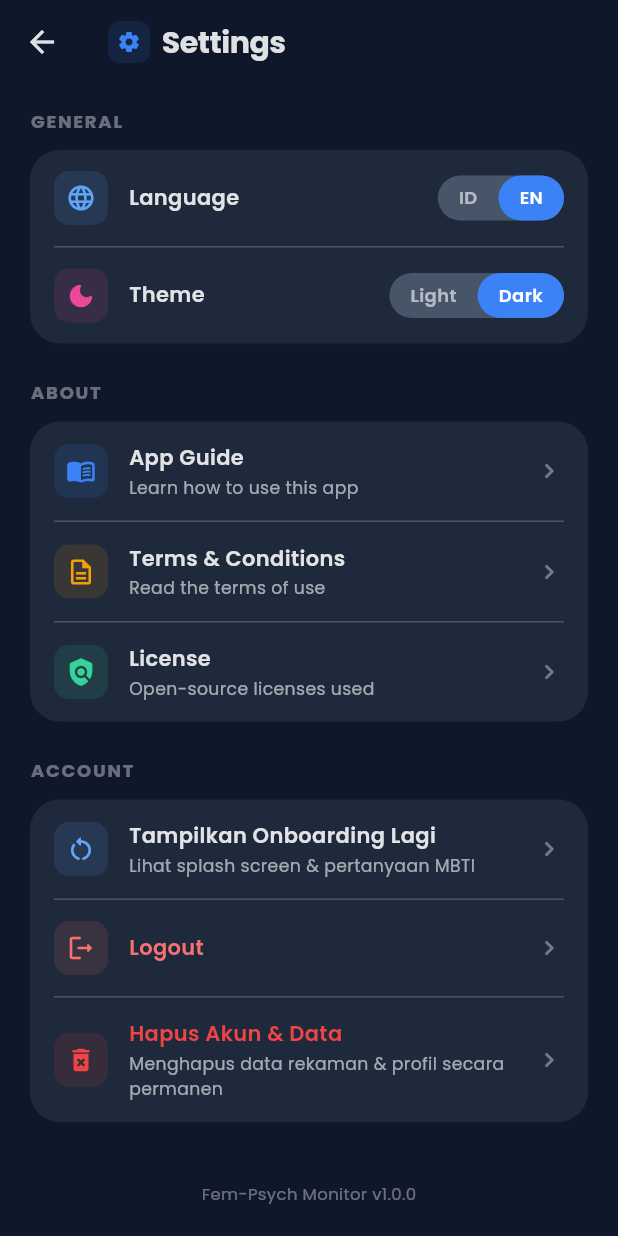
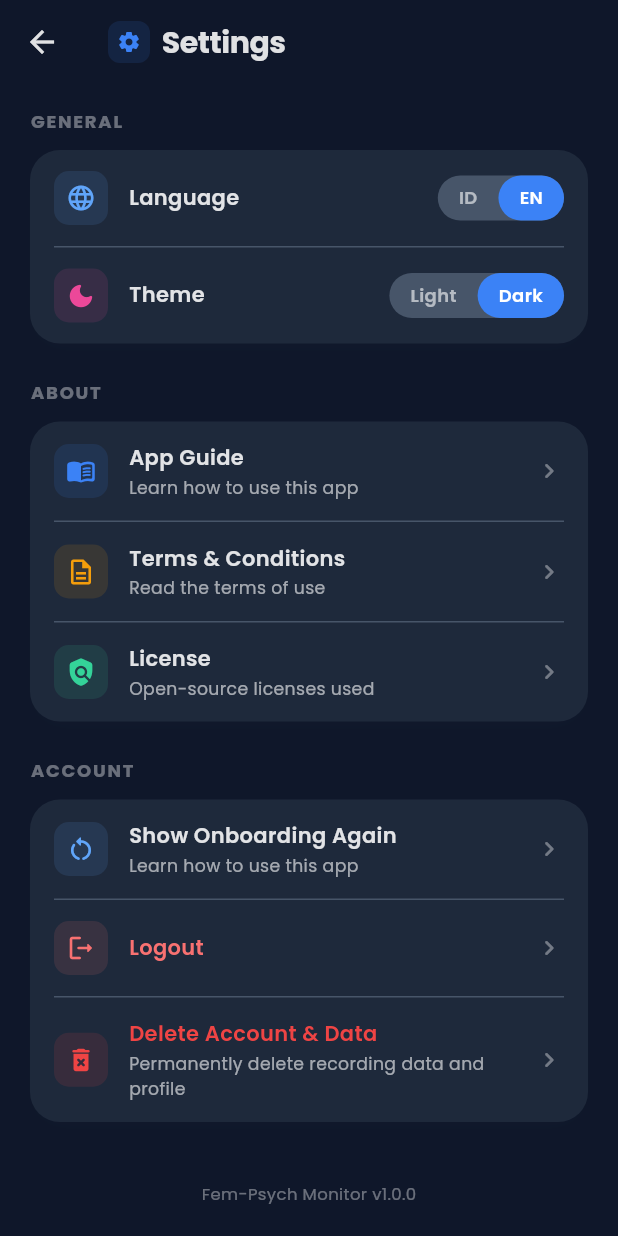
Before and after one commit to syahrul-kustiawan-alzayyan/fem_psychmonitor, a Flutter app: the SettingsScreen screen opened directly, after a tap on "EN", after a tap on "Dark", on a phone screen of 412 x 824 dp. Run offline on Flutter 3.47's test engine with Material 3 defaults, Android fonts, the phone set to English and light mode, and no system bars; our stand-ins replace fl_chart, google_fonts, image_picker, shared_preferences, sqflite_common_ffi; missing offline and left inert: flutter_litert, flutter_litert_flex, record; accounts and stored records are empty.

```diff
--- a/lib/l10n/app_localizations.dart
+++ b/lib/l10n/app_localizations.dart
@@ -363,6 +363,72 @@ class AppLocalizations {
           'Coba teknik grounding: sebutkan 5 hal yang kamu lihat, 4 yang bisa disentuh.',
       'overall_attn_5':
           'Jangan ragu menghubungi layanan kesehatan jiwa jika merasa kewalahan.',
+
+      // ── Auth Validation ──
+      'email_not_registered': 'Email tidak terdaftar atau password salah',
+      'email_already_registered': 'Email sudah terdaftar. Silakan login.',
+      'email_required': 'Email wajib diisi',
+      'email_invalid': 'Format email tidak valid',
+      'password_required': 'Password wajib diisi',
+      'password_min_length': 'Minimal 6 karakter',
+      'name_required': 'Nama wajib diisi',
+      'confirm_password': 'Konfirmasi password',
+      'password_mismatch': 'Password tidak cocok',
+
+      // ── Settings ──
+      'show_onboarding_again': 'Tampilkan Onboarding Lagi',
+      'delete_account_data': 'Hapus Akun & Data',
+      'delete_account_desc': 'Menghapus data rekaman & profil secara permanen',
+      'yes_show': 'Ya, Tampilkan',
+      'yes_delete': 'Ya, Hapus',
+      'show_onboarding_title': 'Tampilkan Onboarding Lagi?',
+      'show_onboarding_message': 'Aplikasi akan menampilkan splash screen dan pertanyaan MBTI kembali. Data Anda tidak akan dihapus.',
+      'delete_account_title': 'Hapus Akun & Data?',
+      'delete_account_message': 'Semua data rekaman dan profil Anda akan dihapus secara permanen. Tindakan ini tidak dapat dibatalkan.',
+
+      // ── Profile ──
+      'select_profile_photo': 'Pilih Foto Profil',
+      'camera': 'Kamera',
+      'gallery': 'Galeri',
+      'delete_photo': 'Hapus Foto',
+      'profile_photo_updated': 'Foto profil berhasil diperbarui',
+      'failed_select_photo': 'Gagal memilih foto',
+      'username_required': 'Username wajib diisi',
+
+      // ── Onboarding ──
+      'user': 'Pengguna',
+      'start_now': 'Mulai Sekarang',
+      'yes_i_know': 'Ya, Saya Sudah Tahu',
+      'no_i_want_test': 'Belum, Saya Ingin Tes',
+      'confirm_continue': 'Konfirmasi & Lanjut',
+      'understanding_differences': 'Memahami Perbedaan',
+      'mental_health_questionnaire': 'Kuesioner Kesehatan Mental',
+      'important_note': 'Catatan Penting',
+      'continue_to_question': 'Lanjut ke Pertanyaan',
+      'next': 'Next',
+      'mental_health': 'Kesehatan Mental',
+      'mbti_result': 'Ini kepribadianmu:',
+      'dimension_energy': 'Energi',
+      'dimension_information': 'Informasi',
+      'dimension_decisions': 'Keputusan',
+      'dimension_lifestyle': 'Gaya Hidup',
+
+      // ── Home ──
+      'not_assessed': 'Belum Dinilai',
+      'fill_questionnaire_to_see_score': 'Isi kuesioner kesehatan mental untuk melihat skor Anda',
+      'mental_health_score': 'Skor Kesehatan Mental',
+      'emotion_impact_on_score': 'Dampak Emosi terhadap Skor',
+      'positive_emotions_increase': 'Emosi positif (Happy, Neutral) meningkatkan skor',
+      'negative_emotions_decrease': 'Emosi negatif (Sad, Fear, Angry, Disgust) menurunkannya',
+      'last_detection': 'Deteksi Terakhir',
+      'info': 'Info',
+
+      // ── Live Detection ──
+      'analyzing_voice': 'Menganalisis Suara Live...',
+      'ready_to_listen': 'Siap Mendengarkan',
+      'story_prompt_proud': 'Ceritakan hal yang membuatmu bangga akhir-akhir ini',
+      'story_prompt_supporter': 'Siapa yang selalu mendukungmu? Ceritakan tentang mereka',
+      'story_prompts_title': 'Ceritakan Keluh Kesahmu',
     },
 
     // ════════════════════════════════════════════
@@ -705,6 +771,72 @@ class AppLocalizations {
           'Try grounding techniques: name 5 things you can see, 4 you can touch.',
       'overall_attn_5':
           'Do not hesitate to contact mental health services if feeling overwhelmed.',
+
+      // ── Auth Validation ──
+      'email_not_registered': 'Email not registered or password incorrect',
+      'email_already_registered': 'Email already registered. Please login.',
+      'email_required': 'Email is required',
+      'email_invalid': 'Invalid email format',
+      'password_required': 'Password is required',
+      'password_min_length': 'Minimum 6 characters',
+      'name_required': 'Name is required',
+      'confirm_password': 'Confirm password',
+      'password_mismatch': 'Password does not match',
+
+      // ── Settings ──
+      'show_onboarding_again': 'Show Onboarding Again',
+      'delete_account_data': 'Delete Account & Data',
+      'delete_account_desc': 'Permanently delete recording data and profile',
+      'yes_show': 'Yes, Show',
+      'yes_delete': 'Yes, Delete',
+      'show_onboarding_title': 'Show Onboarding Again?',
+      'show_onboarding_message': 'The app will show the splash screen and MBTI questions again. Your data will not be deleted.',
+      'delete_account_title': 'Delete Account & Data?',
+      'delete_account_message': 'All your recording data and profile will be permanently deleted. This action cannot be undone.',
+
+      // ── Profile ──
+      'select_profile_photo': 'Select Profile Photo',
+      'camera': 'Camera',
+      'gallery': 'Gallery',
+      'delete_photo': 'Delete Photo',
+      'profile_photo_updated': 'Profile photo updated successfully',
+      'failed_select_photo': 'Failed to select photo',
+      'username_required': 'Username is required',
+
+      // ── Onboarding ──
+      'user': 'User',
+      'start_now': 'Start Now',
+      'yes_i_know': 'Yes, I Know',
+      'no_i_want_test': 'No, I Want to Test',
+      'confirm_continue': 'Confirm & Continue',
+      'understanding_differences': 'Understanding Differences',
+      'mental_health_questionnaire': 'Mental Health Questionnaire',
+      'important_note': 'Important Note',
+      'continue_to_question': 'Continue to Question',
+      'next': 'Next',
+      'mental_health': 'Mental Health',
+      'mbti_result': 'Your personality is:',
+      'dimension_energy': 'Energy',
+      'dimension_information': 'Information',
+      'dimension_decisions': 'Decisions',
+      'dimension_lifestyle': 'Lifestyle',
+
+      // ── Home ──
+      'not_assessed': 'Not Assessed',
+      'fill_questionnaire_to_see_score': 'Fill mental health questionnaire to see your score',
+      'mental_health_score': 'Mental Health Score',
+      'emotion_impact_on_score': 'Emotion Impact on Score',
+      'positive_emotions_increase': 'Positive emotions (Happy, Neutral) increase score',
+      'negative_emotions_decrease': 'Negative emotions (Sad, Fear, Angry, Disgust) decrease it',
+      'last_detection': 'Last Detection',
+      'info': 'Info',
+
+      // ── Live Detection ──
+      'analyzing_voice': 'Analyzing Voice Live...',
+      'ready_to_listen': 'Ready to Listen',
+      'story_prompt_proud': 'Tell me about something that made you proud recently',
+      'story_prompt_supporter': 'Who always supports you? Tell me about them',
+      'story_prompts_title': 'Share Your Feelings',
     },
   };
 }
--- a/lib/screens/onboarding_screen.dart
+++ b/lib/screens/onboarding_screen.dart
@@ -218,7 +218,7 @@ class _OnboardingScreenState extends State<OnboardingScreen> {
     setState(() => _isSaving = true);
 
     final provider = context.read<AuthProvider>();
-    final userName = provider.username.isNotEmpty ? provider.username : 'Pengguna';
+    final userName = provider.username.isNotEmpty ? provider.username : AppLocalizations.tr('user');
 
     final user = AppUser(
       name: userName,
@@ -407,7 +407,7 @@ class _OnboardingScreenState extends State<OnboardingScreen> {
             ),
           ),
           const SizedBox(height: 48),
-          _buildNextButton('Mulai Sekarang'),
+          _buildNextButton(AppLocalizations.tr('start_now')),
           const SizedBox(height: 40),
         ],
       ),
@@ -485,7 +485,7 @@ class _OnboardingScreenState extends State<OnboardingScreen> {
               ),
               icon: const Icon(Icons.check_circle_rounded, size: 22),
               label: Text(
-                'Ya, Saya Sudah Tahu',
+                AppLocalizations.tr('yes_i_know'),
                 style: GoogleFonts.poppins(fontSize: 16, fontWeight: FontWeight.w700),
               ),
             ),
@@ -517,7 +517,7 @@ class _OnboardingScreenState extends State<OnboardingScreen> {
               ),
               icon: const Icon(Icons.arrow_forward_rounded, size: 20),
               label: Text(
-                'Belum, Saya Ingin Tes',
+                AppLocalizations.tr('no_i_want_test'),
                 style: GoogleFonts.poppins(fontSize: 16, fontWeight: FontWeight.w700),
               ),
             ),
@@ -616,7 +616,7 @@ class _OnboardingScreenState extends State<OnboardingScreen> {
             },
           ),
           const SizedBox(height: 36),
-          _buildNextButton('Konfirmasi & Lanjut'),
+          _buildNextButton(AppLocalizations.tr('confirm_continue')),
           const SizedBox(height: 40),
         ],
       ),
@@ -815,7 +815,7 @@ class _OnboardingScreenState extends State<OnboardingScreen> {
                 const Icon(Icons.info_outline_rounded, color: Colors.white, size: 48),
                 const SizedBox(height: 12),
                 Text(
-                  'Memahami Perbedaan',
+                  AppLocalizations.tr('understanding_differences'),
                   style: GoogleFonts.poppins(
                     fontSize: 22,
                     fontWeight: FontWeight.w800,
@@ -850,7 +850,7 @@ class _OnboardingScreenState extends State<OnboardingScreen> {
           _buildInfoCard(
             icon: Icons.favorite_rounded,
             iconColor: AppTheme.secondaryColor,
-            title: 'Kuesioner Kesehatan Mental',
+            title: AppLocalizations.tr('mental_health_questionnaire'),
             description: 'Dirancang untuk membantu Anda memahami kesejahteraan emosional sehari-hari.',
             points: [
               '🧠 ${_psyQuestions.length} pertanyaan refleksi diri',
@@ -877,7 +877,7 @@ class _OnboardingScreenState extends State<OnboardingScreen> {
                     crossAxisAlignment: CrossAxisAlignment.start,
                     children: [
                       Text(
-                        'Catatan Penting',
+                        AppLocalizations.tr('important_note'),
                         style: GoogleFonts.poppins(
                           fontSize: 14,
                           fontWeight: FontWeight.w700,
@@ -900,7 +900,7 @@ class _OnboardingScreenState extends State<OnboardingScreen> {
             ),
           ),
           const SizedBox(height: 28),
-          _buildNextButton('Lanjut ke Pertanyaan'),
+          _buildNextButton(AppLocalizations.tr('continue_to_question')),
           const SizedBox(height: 20),
         ],
       ),
@@ -1017,7 +1017,7 @@ class _OnboardingScreenState extends State<OnboardingScreen> {
                 const Icon(Icons.favorite_rounded, size: 14, color: Colors.pink),
                 const SizedBox(width: 6),
                 Text(
-                  'Kesehatan Mental · Pertanyaan $questionNum/${_psyQuestions.length}',
+                  '${AppLocalizations.tr("mental_health")} · Pertanyaan $questionNum/${_psyQuestions.length}',
                   style: GoogleFonts.poppins(
                     fontSize: 12,
                     fontWeight: FontWeight.w600,
@@ -1174,7 +1174,7 @@ class _OnboardingScreenState extends State<OnboardingScreen> {
                 ),
                 const SizedBox(height: 6),
                 Text(
-                  'Halo ${user.name == '' ? 'Pengguna' : user.name}, ini kepribadianmu:',
+                  'Halo ${user.name == '' ? AppLocalizations.tr('user') : user.name}, ${AppLocalizations.tr("mbti_result")}',
                   style: GoogleFonts.poppins(
                     fontSize: 14.5,
                     color: AppTheme.textS(context),
@@ -1231,7 +1231,7 @@ class _OnboardingScreenState extends State<OnboardingScreen> {
             ),
           ),
           const SizedBox(height: 24),
-          _buildNextButton('Selanjutnya'),
+          _buildNextButton(AppLocalizations.tr('next')),
           const SizedBox(height: 40),
         ],
       ),
@@ -1284,7 +1284,7 @@ class _OnboardingScreenState extends State<OnboardingScreen> {
                 const Text('🧠', style: TextStyle(fontSize: 56)),
                 const SizedBox(height: 12),
                 Text(
-                  'Kesehatan Mental',
+                  AppLocalizations.tr('mental_health'),
                   style: GoogleFonts.poppins(
                     fontSize: 24,
                     fontWeight: FontWeight.w800,
--- a/lib/screens/profile_screen.dart
+++ b/lib/screens/profile_screen.dart
@@ -79,7 +79,7 @@ class _ProfileScreenState extends State<ProfileScreen> {
               ),
               const SizedBox(height: 16),
               Text(
-                'Pilih Foto Profil',
+                AppLocalizations.tr('select_profile_photo'),
                 style: GoogleFonts.poppins(
                   fontSize: 16,
                   fontWeight: FontWeight.w600,
@@ -96,7 +96,7 @@ class _ProfileScreenState extends State<ProfileScreen> {
                   ),
                   child: const Icon(Icons.camera_alt_rounded, color: AppTheme.primaryColor),
                 ),
-                title: Text('Kamera', style: GoogleFonts.poppins(fontWeight: FontWeight.w500)),
+                title: Text(AppLocalizations.tr('camera'), style: GoogleFonts.poppins(fontWeight: FontWeight.w500)),
                 onTap: () {
                   Navigator.pop(ctx);
                   _getImage(ImageSource.camera);
@@ -111,7 +111,7 @@ class _ProfileScreenState extends State<ProfileScreen> {
                   ),
                   child: const Icon(Icons.photo_library_rounded, color: Colors.deepPurple),
                 ),
-                title: Text('Galeri', style: GoogleFonts.poppins(fontWeight: FontWeight.w500)),
+                title: Text(AppLocalizations.tr('gallery'), style: GoogleFonts.poppins(fontWeight: FontWeight.w500)),
                 onTap: () {
                   Navigator.pop(ctx);
                   _getImage(ImageSource.gallery);
@@ -127,7 +127,7 @@ class _ProfileScreenState extends State<ProfileScreen> {
                     ),
                     child: const Icon(Icons.delete_rounded, color: Colors.red),
                   ),
-                  title: Text('Hapus Foto', style: GoogleFonts.poppins(fontWeight: FontWeight.w500, color: Colors.red)),
+                  title: Text(AppLocalizations.tr('delete_photo'), style: GoogleFonts.poppins(fontWeight: FontWeight.w500, color: Colors.red)),
                   onTap: () {
                     Navigator.pop(ctx);
                     _removePhoto();
@@ -172,7 +172,7 @@ class _ProfileScreenState extends State<ProfileScreen> {
         setState(() => _photoPath = savedFile.path);
         ScaffoldMessenger.of(context).showSnackBar(
           SnackBar(
-            content: Text('Foto profil berhasil diperbarui', style: GoogleFonts.poppins(fontWeight: FontWeight.w500)),
+            content: Text(AppLocalizations.tr('profile_photo_updated'), style: GoogleFonts.poppins(fontWeight: FontWeight.w500)),
             backgroundColor: const Color(0xFF10B981),
             behavior: SnackBarBehavior.floating,
             shape: RoundedRectangleBorder(borderRadius: BorderRadius.circular(AppTheme.radiusSm)),
@@ -183,7 +183,7 @@ class _ProfileScreenState extends State<ProfileScreen> {
       if (mounted) {
         ScaffoldMessenger.of(context).showSnackBar(
           SnackBar(
-            content: Text('Gagal memilih foto: $e', style: GoogleFonts.poppins(fontWeight: FontWeight.w500)),
+            content: Text('${AppLocalizations.tr("failed_select_photo")}: $e', style: GoogleFonts.poppins(fontWeight: FontWeight.w500)),
             backgroundColor: Colors.red,
             behavior: SnackBarBehavior.floating,
             shape: RoundedRectangleBorder(borderRadius: BorderRadius.circular(AppTheme.radiusSm)),
@@ -418,7 +418,7 @@ class _ProfileScreenState extends State<ProfileScreen> {
                             ),
                             validator: (v) {
                               if (v == null || v.trim().isEmpty) {
-                                return 'Username wajib diisi';
+                                return AppLocalizations.tr('username_required');
                               }
                               return null;
                             },
--- a/lib/screens/settings_screen.dart
+++ b/lib/screens/settings_screen.dart
@@ -154,7 +154,7 @@ class SettingsScreen extends StatelessWidget {
                     onTap: () {
                       showLicensePage(
                         context: context,
-                        applicationName: 'Fem-Psych Monitor',
+                        applicationName: AppLocalizations.tr('app_name'),
                         applicationVersion: '1.0.0',
                         applicationIcon: Padding(
                           padding: const EdgeInsets.all(16),
@@ -192,8 +192,8 @@ class SettingsScreen extends StatelessWidget {
                     context,
                     icon: Icons.restart_alt_rounded,
                     iconColor: const Color(0xFF60A5FA),
-                    title: 'Tampilkan Onboarding Lagi',
-                    subtitle: 'Lihat splash screen & pertanyaan MBTI',
+                    title: AppLocalizations.tr('show_onboarding_again'),
+                    subtitle: AppLocalizations.tr('app_guide_desc'),
                     onTap: () => _handleResetOnboarding(context),
                   ),
                   _buildDivider(context),
@@ -211,8 +211,8 @@ class SettingsScreen extends StatelessWidget {
                     context,
                     icon: Icons.delete_forever_rounded,
                     iconColor: const Color(0xFFEF4444),
-                    title: 'Hapus Akun & Data',
-                    subtitle: 'Menghapus data rekaman & profil secara permanen',
+                    title: AppLocalizations.tr('delete_account_data'),
+                    subtitle: AppLocalizations.tr('delete_account_desc'),
                     titleColor: const Color(0xFFEF4444),
                     onTap: () => _handleDeleteAccount(context),
                   ),
@@ -570,7 +570,7 @@ class SettingsScreen extends StatelessWidget {
           borderRadius: BorderRadius.circular(AppTheme.radiusLg),
         ),
         title: Text(
-          'Tampilkan Onboarding Lagi?',
+          AppLocalizations.tr('show_onboarding_title'),
           style: GoogleFonts.poppins(
             fontSize: 17,
             fontWeight: FontWeight.w600,
@@ -578,7 +578,7 @@ class SettingsScreen extends StatelessWidget {
           ),
         ),
         content: Text(
-          'Aplikasi akan menampilkan splash screen dan pertanyaan MBTI kembali. Data Anda tidak akan dihapus.',
+          AppLocalizations.tr('show_onboarding_message'),
           style: GoogleFonts.poppins(
             fontSize: 13,
             color: AppTheme.textS(context),
@@ -588,7 +588,7 @@ class SettingsScreen extends StatelessWidget {
           TextButton(
             onPressed: () => Navigator.pop(ctx),
             child: Text(
-              'Batal',
+              AppLocalizations.tr('cancel'),
               style: GoogleFonts.poppins(
                 fontWeight: FontWeight.w500,
                 color: AppTheme.textS(context),
@@ -624,7 +624,7 @@ class SettingsScreen extends StatelessWidget {
               }
             },
             child: Text(
-              'Ya, Tampilkan',
+              AppLocalizations.tr('yes_show'),
               style: GoogleFonts.poppins(fontWeight: FontWeight.w600),
             ),
           ),
@@ -707,7 +707,7 @@ class SettingsScreen extends StatelessWidget {
           borderRadius: BorderRadius.circular(AppTheme.radiusLg),
         ),
         title: Text(
-          'Hapus Akun & Data?',
+          AppLocalizations.tr('delete_account_title'),
           style: GoogleFonts.poppins(
             fontSize: 17,
             fontWeight: FontWeight.w600,
@@ -715,7 +715,7 @@ class SettingsScreen extends StatelessWidget {
           ),
         ),
         content: Text(
-          'Seluruh data Anda termasuk profil, hasil MBTI, dan rekaman emosi akan dihapus secara permanen dari perangkat ini. Lanjutkan?',
+          AppLocalizations.tr('delete_account_message'),
           style: GoogleFonts.poppins(
             fontSize: 13,
             color: AppTheme.textS(context),
@@ -758,7 +758,7 @@ class SettingsScreen extends StatelessWidget {
               }
             },
             child: Text(
-              'Ya, Hapus',
+              AppLocalizations.tr('yes_delete'),
               style: GoogleFonts.poppins(fontWeight: FontWeight.w600),
             ),
           ),
--- a/pubspec.yaml
+++ b/pubspec.yaml
@@ -41,7 +41,8 @@ dependencies:
   sqflite: ^2.4.2
   path: ^1.9.1
   sqflite_common_ffi: ^2.4.0+2
-  tflite_flutter: ^0.12.1
+  flutter_litert: ^1.0.3
+  flutter_litert_flex: ^0.0.1
   record: ^6.2.0
   image_picker: ^1.2.1
 
@@ -71,7 +72,7 @@ flutter:
   # Assets
   assets:
     - assets/logo.png
-    - assets/model_female.tflite
+    - assets/final_female_model.tflite
     - assets/MBTI.json
     - assets/psych.json
     - assets/saran.json
```
Also changed, not shown: lib/screens/auth_screen.dart (+13 -13 lines), lib/screens/home_screen.dart (+14 -52 lines), lib/screens/live_detection_screen.dart (+17 -17 lines), lib/services/audio_emotion_detector.dart (+38 -12 lines), lib/services/audio_recorder_detection.dart (+43 -12 lines), lib/services/tflite_emotion_service.dart (+31 -18 lines), pubspec.lock, 11 other files.
